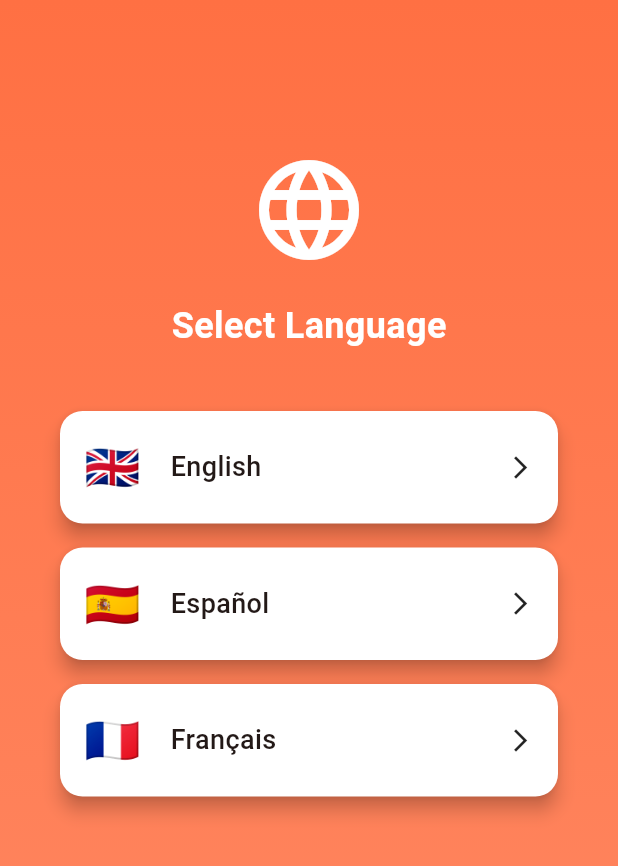
After one commit to poche101/sbrai_solutions, a Flutter app: the LanguageSelectionScreen screen opened by its route, on a phone screen of 412 x 824 dp. The commit adds this screen. Shown: the top 866 px of the screen. Run offline on Flutter 3.47's test engine with Material 3 defaults, Android fonts, the phone set to English and light mode, and no system bars; our stand-ins replace file_picker, firebase_core, firebase_messaging, google_sign_in, image_picker, shared_preferences; accounts and stored records are empty; generated files the repository leaves out were written again; network calls fail.

Commit message:
adding language translation

```diff
--- /dev/null
+++ b/l10n.yaml
@@ -0,0 +1,3 @@
+arb-dir: lib/l10n
+template-arb-file: app_en.arb
+output-localization-file: app_localizations.dart
--- /dev/null
+++ b/lib/providers/language_provider.dart
@@ -0,0 +1,17 @@
+import 'package:flutter/material.dart';
+
+
+class LanguageProvider extends ChangeNotifier {
+  Locale _locale = const Locale('en');
+
+  Locale get locale => _locale;
+
+  void setLanguage(Locale locale) {
+    _locale = locale;
+    notifyListeners();
+  }
+
+  String getCurrentLanguage() {
+    return _locale.languageCode;
+  }
+}
--- /dev/null
+++ b/lib/screens/language_selection_screen.dart
@@ -0,0 +1,133 @@
+import 'package:flutter/material.dart';
+import 'package:provider/provider.dart';
+import '../providers/language_provider.dart';
+import '../account_selection_screen.dart';
+import 'package:sbrai_solutions/l10n/app_localizations.dart';
+
+class LanguageSelectionScreen extends StatelessWidget {
+  const LanguageSelectionScreen({super.key});
+
+  @override
+  Widget build(BuildContext context) {
+    final languageProvider = Provider.of<LanguageProvider>(context, listen: false);
+
+    // Check if AppLocalizations is available
+    final l10n = AppLocalizations.of(context);
+
+    return Scaffold(
+      body: Container(
+        width: double.infinity,
+        height: double.infinity,
+        decoration: const BoxDecoration(
+          gradient: LinearGradient(
+            begin: Alignment.topCenter,
+            end: Alignment.bottomCenter,
+            colors: [Color(0xFFFF7043), Color(0xFFFF8A65)],
+          ),
+        ),
+        child: SafeArea(
+          child: Column(
+            children: [
+              const SizedBox(height: 100),
+              const Icon(
+                Icons.language,
+                size: 80,
+                color: Colors.white,
+              ),
+              const SizedBox(height: 20),
+              const Text(
+                'Select Language',
+                style: TextStyle(
+                  fontSize: 24,
+                  fontWeight: FontWeight.bold,
+                  color: Colors.white,
+                ),
+              ),
+              const SizedBox(height: 40),
+              _buildLanguageButton(
+                context: context,
+                flag: '🇬🇧',
+                language: 'English',
+                locale: const Locale('en'),
+                onTap: () {
+                  languageProvider.setLanguage(const Locale('en'));
+                  Navigator.pushReplacement(
+                    context,
+                    MaterialPageRoute(builder: (context) => const AccountSelectionScreen()),
+                  );
+                },
+              ),
+              const SizedBox(height: 16),
+              _buildLanguageButton(
+                context: context,
+                flag: '🇪🇸',
+                language: 'Español',
+                locale: const Locale('es'),
+                onTap: () {
+                  languageProvider.setLanguage(const Locale('es'));
+                  Navigator.pushReplacement(
+                    context,
+                    MaterialPageRoute(builder: (context) => const AccountSelectionScreen()),
+                  );
+                },
+              ),
+              const SizedBox(height: 16),
+              _buildLanguageButton(
+                context: context,
+                flag: '🇫🇷',
+                language: 'Français',
+                locale: const Locale('fr'),
+                onTap: () {
+                  languageProvider.setLanguage(const Locale('fr'));
+                  Navigator.pushReplacement(
+                    context,
+                    MaterialPageRoute(builder: (context) => const AccountSelectionScreen()),
+                  );
+                },
+              ),
+            ],
+          ),
+        ),
+      ),
+    );
+  }
+
+  Widget _buildLanguageButton({
+    required BuildContext context,
+    required String flag,
+    required String language,
+    required Locale locale,
+    required VoidCallback onTap,
+  }) {
+    return Padding(
+      padding: const EdgeInsets.symmetric(horizontal: 40),
+      child: Material(
+        color: Colors.white,
+        borderRadius: BorderRadius.circular(15),
+        elevation: 5,
+        child: InkWell(
+          onTap: onTap,
+          borderRadius: BorderRadius.circular(15),
+          child: Container(
+            padding: const EdgeInsets.all(16),
+            child: Row(
+              children: [
+                Text(flag, style: const TextStyle(fontSize: 30)),
+                const SizedBox(width: 20),
+                Text(
+                  language,
+                  style: const TextStyle(
+                    fontSize: 18,
+                    fontWeight: FontWeight.w500,
+                  ),
+                ),
+                const Spacer(),
+                const Icon(Icons.arrow_forward_ios, size: 18),
+              ],
+            ),
+          ),
+        ),
+      ),
+    );
+  }
+}
--- a/pubspec.yaml
+++ b/pubspec.yaml
@@ -10,6 +10,8 @@ environment:
 dependencies:
   flutter:
     sdk: flutter
+  flutter_localizations:
+    sdk: flutter
   image_picker: ^1.0.7
   cupertino_icons: ^1.0.8
   url_launcher: ^6.2.5
@@ -21,6 +23,7 @@ dependencies:
   path: ^1.9.0
   firebase_core: ^4.6.0
   firebase_messaging: ^16.1.3
+  provider: ^6.1.1
 
 dev_dependencies:
   flutter_test:
@@ -28,6 +31,7 @@ dev_dependencies:
   flutter_lints: ^6.0.0
 
 flutter:
+  generate: true
   uses-material-design: true
 
   # Added the assets folder here
```
Also changed, not shown: lib/l10n/app_en.arb (added, +17 -0 lines), lib/l10n/app_es.arb (added, +14 -0 lines), lib/l10n/app_fr.arb (added, +14 -0 lines), lib/main.dart (+36 -9 lines), lib/vendor/screen/vendor_favorite_screen.dart (+8 -2 lines), lib/vendor/screen/vendor_home_screen.dart (+34 -37 lines), pubspec.lock.
